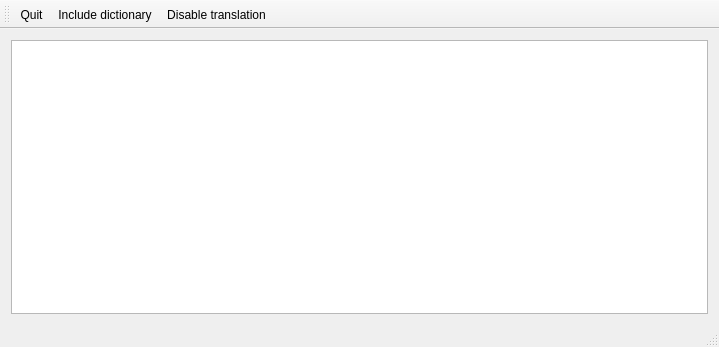
ipr/qkana, file mainwindow.ui: the form before one commit.
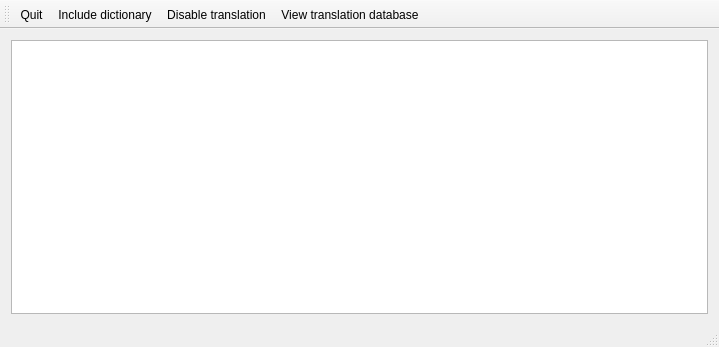
The form after the commit.

Commit message: started view/edit of dictionary db for debug and improvements..

Diff of the .ui file:
```diff
--- a/mainwindow.ui
+++ b/mainwindow.ui
@@ -44,6 +44,7 @@
    <addaction name="actionQuit"/>
    <addaction name="actionDictionary"/>
    <addaction name="actionDisable_translation"/>
+   <addaction name="actionView_translation_database"/>
   </widget>
   <widget class="QStatusBar" name="statusBar"/>
   <action name="actionQuit">
@@ -73,6 +74,14 @@
     <string>Disable automatic translation </string>
    </property>
   </action>
+  <action name="actionView_translation_database">
+   <property name="text">
+    <string>View translation database</string>
+   </property>
+   <property name="toolTip">
+    <string>View/edit current translation database </string>
+   </property>
+  </action>
  </widget>
  <layoutdefault spacing="6" margin="11"/>
  <resources/>
```
The commit also changes 6 other files.
